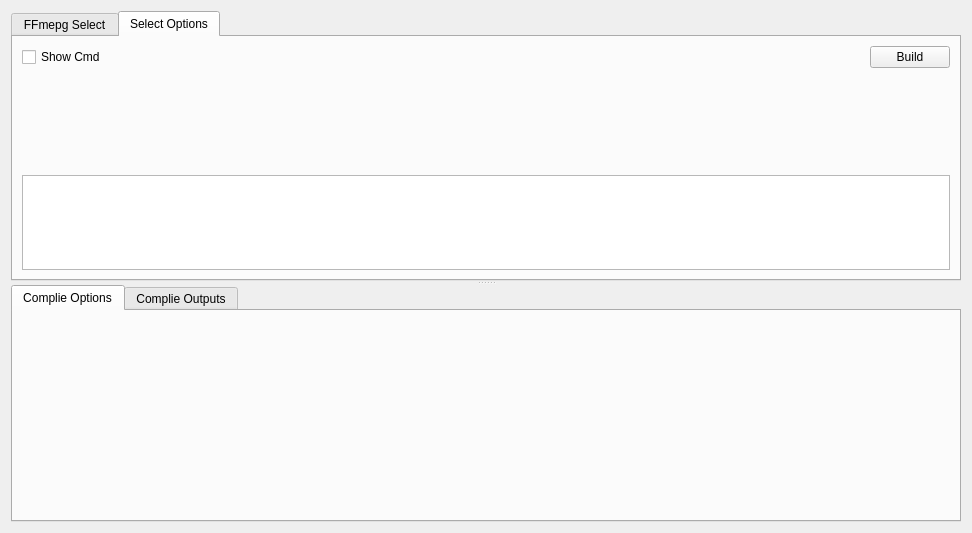
SunStorm2018/media-debuger, file widgets/ffmpegbuildtool.ui: the form before one commit.
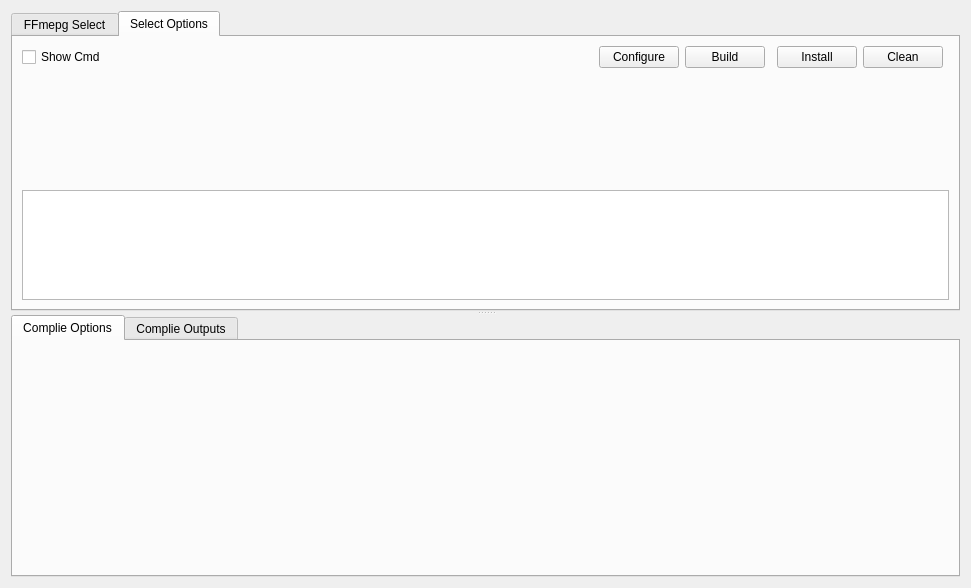
The form after the commit. Custom widgets are drawn as their Qt base class.

Commit message:
feat: Enhance FFmpeg build tool with process management and build operations
- Refactored QProcess handling with persistent instance and unified
signal connections
- Added new build operations: Configure, Install, and Clean
functionality
- Improved output display with timestamped logging and color-coded error
messages
- Enhanced UI layout with additional control buttons and improved widget
organization
- Implemented concurrent compilation using hardware thread count for
faster builds
- Added process termination support for build cancellation

The edit to the form file:
```diff
--- a/widgets/ffmpegbuildtool.ui
+++ b/widgets/ffmpegbuildtool.ui
@@ -6,8 +6,8 @@
    <rect>
     <x>0</x>
     <y>0</y>
-    <width>972</width>
-    <height>533</height>
+    <width>971</width>
+    <height>588</height>
    </rect>
   </property>
   <property name="windowTitle">
@@ -105,22 +105,42 @@
        <attribute name="title">
         <string>Select Options</string>
        </attribute>
-       <layout class="QGridLayout" name="gridLayout_3" rowstretch="0,1,1" columnstretch="1,0">
-        <item row="0" column="0">
-         <widget class="QCheckBox" name="show_cmd_cbx">
-          <property name="text">
-           <string>Show Cmd</string>
+       <layout class="QGridLayout" name="gridLayout_3" rowstretch="0,1,1" columnstretch="1,0,0,0,0,0,0">
+        <item row="2" column="0" colspan="7">
+         <widget class="ZTextEditor" name="cmd_ple">
+          <property name="enabled">
+           <bool>true</bool>
+          </property>
+          <property name="sizePolicy">
+           <sizepolicy hsizetype="Preferred" vsizetype="Preferred">
+            <horstretch>0</horstretch>
+            <verstretch>0</verstretch>
+           </sizepolicy>
           </property>
          </widget>
         </item>
-        <item row="0" column="1">
+        <item row="0" column="2">
          <widget class="QPushButton" name="build_btn">
           <property name="text">
            <string>Build</string>
           </property>
          </widget>
         </item>
-        <item row="1" column="0" colspan="2">
+        <item row="0" column="4">
+         <widget class="QPushButton" name="install_btn">
+          <property name="text">
+           <string>Install</string>
+          </property>
+         </widget>
+        </item>
+        <item row="0" column="0">
+         <widget class="QCheckBox" name="show_cmd_cbx">
+          <property name="text">
+           <string>Show Cmd</string>
+          </property>
+         </widget>
+        </item>
+        <item row="1" column="0" colspan="7">
          <widget class="InfoWidgets" name="select_option_tb" native="true">
           <property name="sizePolicy">
            <sizepolicy hsizetype="Preferred" vsizetype="Minimum">
@@ -130,16 +150,17 @@
           </property>
          </widget>
         </item>
-        <item row="2" column="0" colspan="2">
-         <widget class="ZTextEditor" name="cmd_ple">
-          <property name="enabled">
-           <bool>true</bool>
+        <item row="0" column="1">
+         <widget class="QPushButton" name="configure_btn">
+          <property name="text">
+           <string>Configure</string>
           </property>
-          <property name="sizePolicy">
-           <sizepolicy hsizetype="Preferred" vsizetype="Preferred">
-            <horstretch>0</horstretch>
-            <verstretch>0</verstretch>
-           </sizepolicy>
+         </widget>
+        </item>
+        <item row="0" column="5">
+         <widget class="QPushButton" name="clean_btn">
+          <property name="text">
+           <string>Clean</string>
           </property>
          </widget>
         </item>
```
The commit also changes 2 other files.
